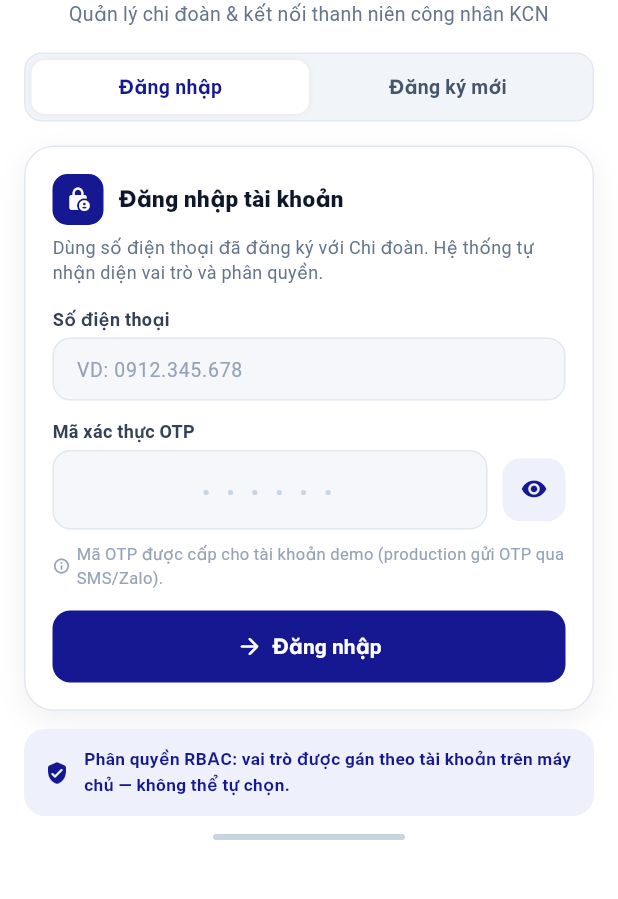
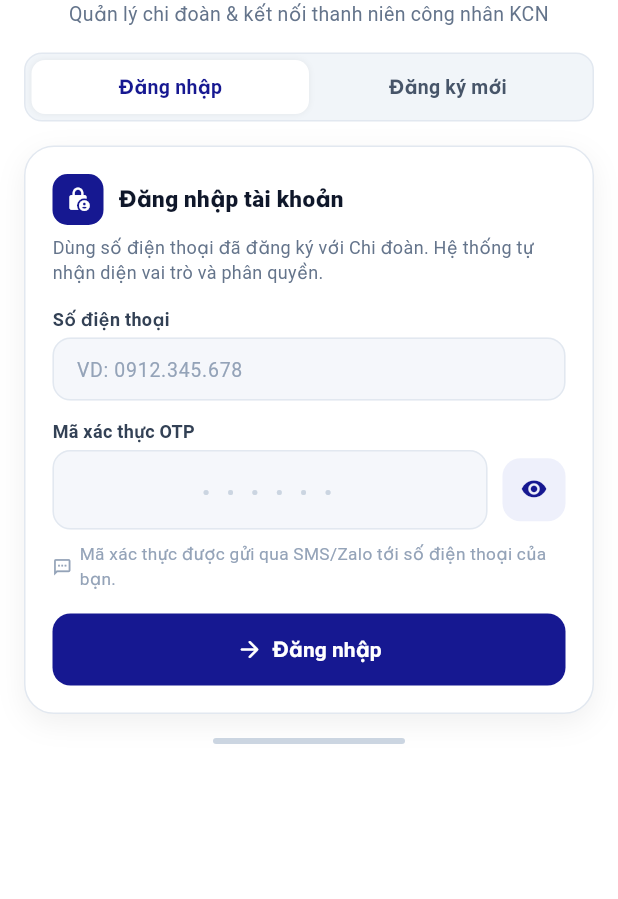
Before and after one commit to shynor-source/doanvietso-flutter-app, a Flutter app: the screen it shows after launch, on a phone screen of 412 x 824 dp, the part 219-1118 px from its top. Run offline on Flutter 3.47's test engine with Material 3 defaults, Android fonts, the phone set to English and light mode, and no system bars; our stand-ins replace image_picker; accounts and stored records are empty.

Commit message:
UI login: chuẩn hóa màn đăng nhập — bỏ dòng chú thích demo OTP và banner RBAC (nội dung đã có sẵn trong mô tả 'Hệ thống tự nhận diện vai trò và phân quyền'); dòng gợi ý trung tính 'Mã xác thực được gửi qua SMS/Zalo'; versionName 2.8.1

```diff
--- a/doanvien_so/lib/screens/login_screen.dart
+++ b/doanvien_so/lib/screens/login_screen.dart
@@ -66,14 +66,6 @@ class _LoginScreenState extends State<LoginScreen> {
     if (raw.startsWith('0912')) return AppRole.secretary;
     if (raw.startsWith('0908')) return AppRole.wardOfficer;
     return AppRole.member;
-  }
-
-  /// Gợi ý OTP: hiện mã demo nếu được truyền khi build, không thì gợi ý chung.
-  String demoOtpHint() {
-    if (otpCode.trim().isEmpty) {
-      return 'Mã OTP được cấp cho tài khoản demo (production gửi OTP qua SMS/Zalo).';
-    }
-    return 'Bản demo: mã OTP cố định $otpCode. Production gửi OTP qua SMS/Zalo.';
   }
 
   /// Đăng nhập qua backend thật (OTP demo truyền qua --dart-define khi build).
@@ -197,7 +189,7 @@ class _LoginScreenState extends State<LoginScreen> {
                     ),
                     const SizedBox(height: 12),
                     // OTP
-                    Text('Mã xác thực OTP', style: const TextStyle(fontSize: 12, fontWeight: FontWeight.w600, color: Color(0xFF334155))),
+                    const Text('Mã xác thực OTP', style: TextStyle(fontSize: 12, fontWeight: FontWeight.w600, color: Color(0xFF334155))),
                     const SizedBox(height: 4),
                     Row(
                       crossAxisAlignment: CrossAxisAlignment.center,
@@ -236,13 +228,13 @@ class _LoginScreenState extends State<LoginScreen> {
                       ],
                     ),
                     const SizedBox(height: 8),
-                    Row(
+                    const Row(
                       children: [
-                        const Icon(Icons.info_outline_rounded, size: 12, color: Color(0xFF94A3B8)),
-                        const SizedBox(width: 4),
+                        Icon(Icons.sms_outlined, size: 13, color: Color(0xFF94A3B8)),
+                        SizedBox(width: 5),
                         Expanded(
-                          child: Text(demoOtpHint(),
-                              style: const TextStyle(fontSize: 11, color: Color(0xFF94A3B8))),
+                          child: Text('Mã xác thực được gửi qua SMS/Zalo tới số điện thoại của bạn.',
+                              style: TextStyle(fontSize: 11.5, color: Color(0xFF94A3B8))),
                         ),
                       ],
                     ),
@@ -255,23 +247,7 @@ class _LoginScreenState extends State<LoginScreen> {
                   ],
                 ),
               ),
-              const SizedBox(height: 12),
-              // RBAC note
-              Container(
-                padding: const EdgeInsets.symmetric(horizontal: 14, vertical: 12),
-                decoration: BoxDecoration(color: D.light, borderRadius: BorderRadius.circular(14)),
-                child: Row(
-                  children: [
-                    const Icon(Icons.verified_user_rounded, size: 16, color: D.primary),
-                    const SizedBox(width: 10),
-                    const Expanded(
-                      child: Text('Phân quyền RBAC: vai trò được gán theo tài khoản trên máy chủ — không thể tự chọn.',
-                          style: TextStyle(fontSize: 11.5, fontWeight: FontWeight.w600, color: D.primary)),
-                    ),
-                  ],
-                ),
-              ),
-              const SizedBox(height: 12),
+              const SizedBox(height: 16),
               Center(
                 child: Container(width: 128, height: 4, decoration: BoxDecoration(color: const Color(0xFFCBD5E1), borderRadius: BorderRadius.circular(4))),
               ),
--- a/doanvien_so/pubspec.yaml
+++ b/doanvien_so/pubspec.yaml
@@ -1,7 +1,7 @@
 name: doanvien_so
 description: "Doan Vien So - Dong Nai (Hackathon Round 1 MVP)"
 publish_to: "none"
-version: 2.8.0+8
+version: 2.8.1+8
 
 environment:
   sdk: ">=3.5.0 <4.0.0"
```
